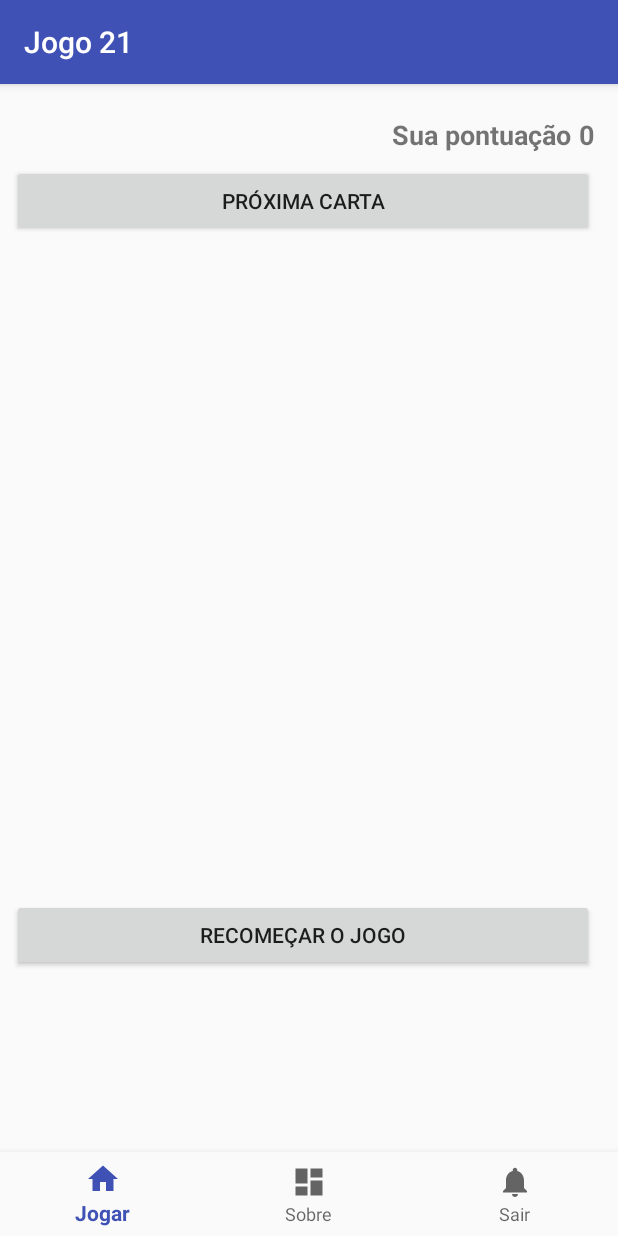
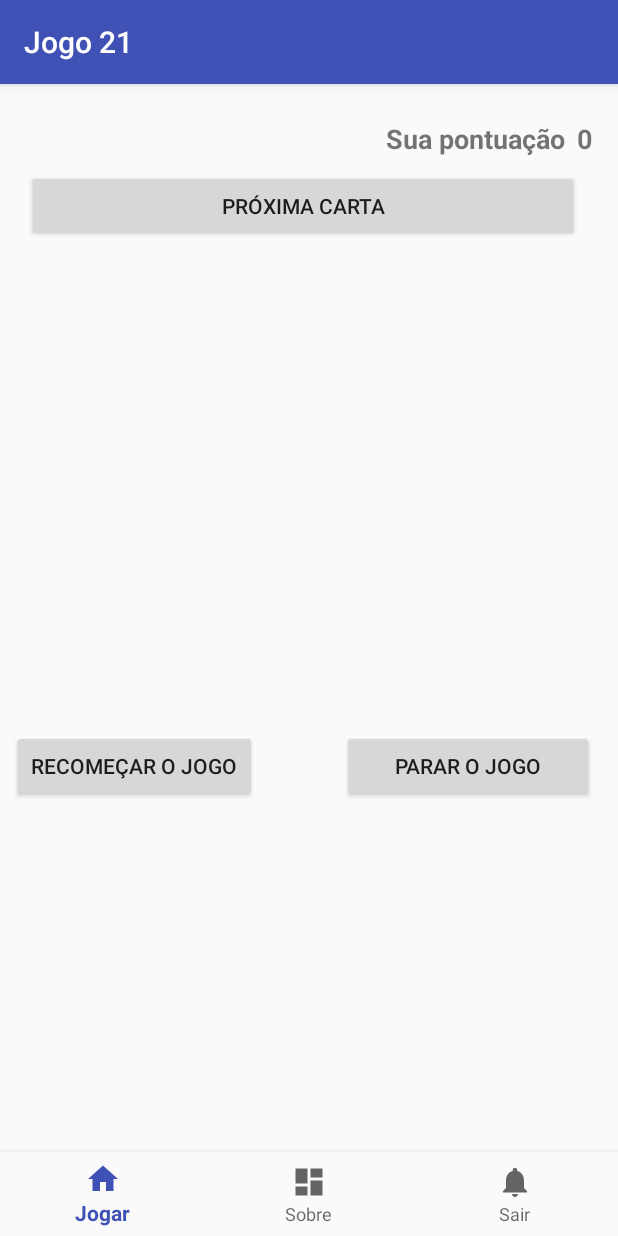
Before and after one commit to jeffersonborges/21Game, an Android app: the screen it shows after launch (MainActivity), on a phone screen of 412 x 824 dp. Run offline under Robolectric (Android 15) with nearby library versions, the phone set to English and light mode, and no system bars.

Commit message:
Criação do botão Parar, mas ainda falta ajuste do layout.

```diff
--- a/app/src/main/res/layout/fragment_game.xml
+++ b/app/src/main/res/layout/fragment_game.xml
@@ -9,10 +9,10 @@
 
     <TextView
         android:id="@+id/tvPontuacao"
-        android:layout_width="wrap_content"
-        android:layout_height="wrap_content"
+        android:layout_width="11dp"
+        android:layout_height="25dp"
         android:layout_marginEnd="8dp"
-        android:layout_marginTop="5dp"
+        android:layout_marginTop="8dp"
         android:text="0"
         android:textSize="18sp"
         android:textStyle="bold"
@@ -22,9 +22,9 @@
     <TextView
         android:id="@+id/textView2"
         android:layout_width="wrap_content"
-        android:layout_height="wrap_content"
-        android:layout_marginEnd="5dp"
-        android:layout_marginTop="5dp"
+        android:layout_height="25dp"
+        android:layout_marginEnd="8dp"
+        android:layout_marginTop="8dp"
         android:text="Sua pontuação"
         android:textSize="18sp"
         android:textStyle="bold"
@@ -33,7 +33,7 @@
 
     <Button
         android:id="@+id/btProximaCarta"
-        android:layout_width="0dp"
+        android:layout_width="368dp"
         android:layout_height="wrap_content"
         android:layout_marginEnd="8dp"
         android:layout_marginStart="8dp"
@@ -45,28 +45,31 @@
 
     <Button
         android:id="@+id/btRecomecar"
-        android:layout_width="0dp"
+        android:layout_width="163dp"
         android:layout_height="wrap_content"
-        android:layout_marginBottom="8dp"
-        android:layout_marginEnd="8dp"
         android:layout_marginStart="8dp"
         android:layout_marginTop="8dp"
         android:text="recomeçar o jogo"
-        app:layout_constraintBottom_toBottomOf="parent"
-        app:layout_constraintEnd_toEndOf="parent"
         app:layout_constraintStart_toStartOf="parent"
         app:layout_constraintTop_toBottomOf="@+id/ivCarta" />
 
+    <Button
+        android:id="@+id/btParar"
+        android:layout_width="168dp"
+        android:layout_height="wrap_content"
+        android:layout_marginEnd="8dp"
+        android:layout_marginTop="8dp"
+        android:text="Parar o jogo"
+        app:layout_constraintEnd_toEndOf="parent"
+        app:layout_constraintTop_toBottomOf="@+id/ivCarta" />
+
+
     <ImageView
         android:id="@+id/ivCarta"
-        android:layout_width="286dp"
-        android:layout_height="264dp"
+        android:layout_width="368dp"
+        android:layout_height="309dp"
         android:layout_marginTop="8dp"
-        app:layout_constraintEnd_toEndOf="parent"
-        app:layout_constraintHorizontal_bias="0.502"
-        app:layout_constraintLeft_toLeftOf="parent"
-        app:layout_constraintRight_toRightOf="parent"
-        app:layout_constraintStart_toStartOf="parent"
-        app:layout_constraintTop_toBottomOf="@+id/btProximaCarta" />
+        app:layout_constraintTop_toBottomOf="@+id/btProximaCarta"
+        tools:layout_editor_absoluteX="8dp" />
 
 </android.support.constraint.ConstraintLayout>
--- a/build.gradle
+++ b/build.gradle
@@ -7,7 +7,7 @@ buildscript {
         jcenter()
     }
     dependencies {
-        classpath 'com.android.tools.build:gradle:3.0.1'
+        classpath 'com.android.tools.build:gradle:3.1.1'
         classpath "org.jetbrains.kotlin:kotlin-gradle-plugin:$kotlin_version"
 
         // NOTE: Do not place your application dependencies here; they belong
```
Also changed, not shown: gradle/wrapper/gradle-wrapper.properties.
